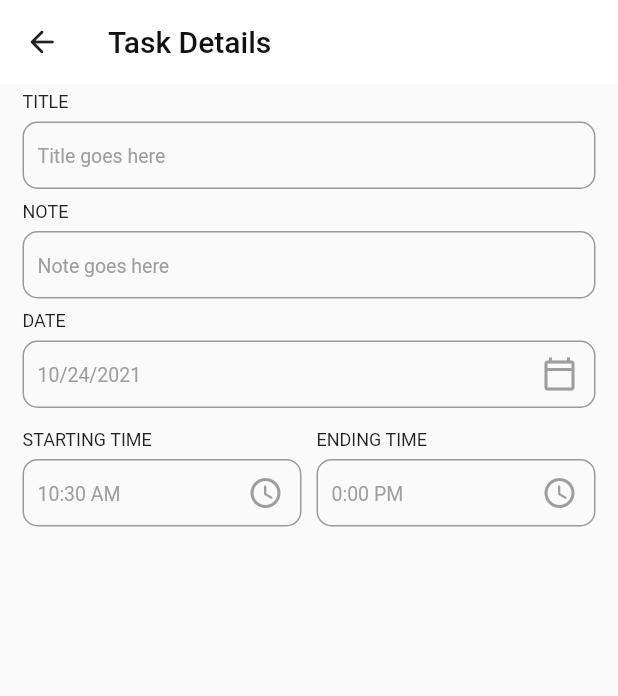
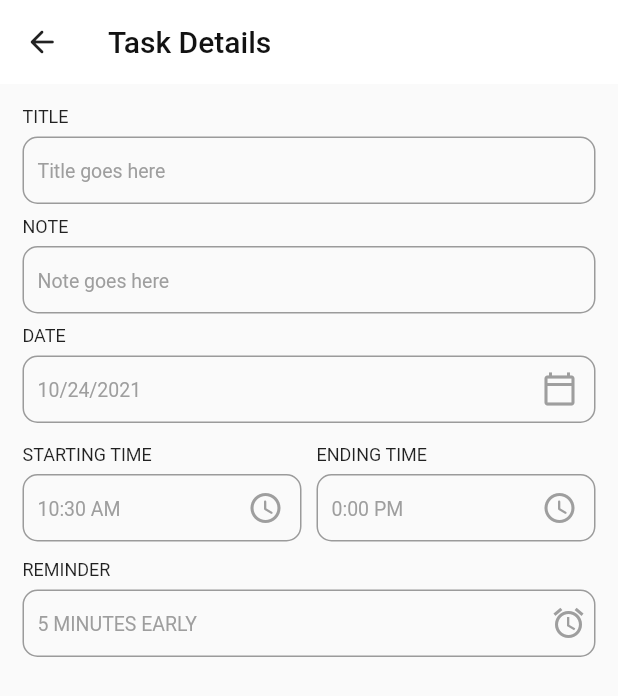
Before and after one commit to yonasalexx/todo_app, a Flutter app: the screen it shows after launch, after a tap on "CREATE", on a phone screen of 412 x 824 dp. Shown: the top 696 px of the screen. Run offline on Flutter 3.47's test engine with Material 2 defaults, Android fonts, the phone set to English and light mode, and no system bars; our stand-ins replace date_picker_timeline, get, get_storage.

Commit message:
build early reminder TextField

```diff
--- a/lib/screens/add_task_screen.dart
+++ b/lib/screens/add_task_screen.dart
@@ -17,29 +17,16 @@ class AddTaskScreen extends StatefulWidget {
 class _AddTaskScreenState extends State<AddTaskScreen> {
   String startingTime = DateFormat('hh:mm a').format(DateTime.now()).toString();
   String endingTime = '0:00 PM';
+
+  List<int> reminderList = [5, 10, 15, 20, 30];
+  int selectedMinute = 5;
   @override
   Widget build(BuildContext context) {
     return Scaffold(
-      appBar: AppBar(
-        backgroundColor: context.theme.backgroundColor,
-        elevation: 0,
-        leading: IconButton(
-          onPressed: () => Get.back(),
-          icon: Icon(
-            Icons.arrow_back_rounded,
-            color: Get.isDarkMode ? AppColor.white : AppColor.black,
-          ),
-        ),
-        title: Text(
-          'Task Details',
-          style: TextStyle(
-            color: Get.isDarkMode ? AppColor.white : AppColor.darkGrey,
-          ),
-        ),
-      ),
+      appBar: _buildAppBar(context),
       body: SingleChildScrollView(
         child: Padding(
-          padding: const EdgeInsets.symmetric(horizontal: 15, vertical: 5),
+          padding: const EdgeInsets.all(15),
           child: Column(
             children: [
               const MyTextField(
@@ -97,8 +84,51 @@ class _AddTaskScreenState extends State<AddTaskScreen> {
                   ),
                 ],
               ),
+              const SizedBox(height: 12),
+              MyTextField(
+                title: 'REMINDER',
+                hintText: '$selectedMinute MINUTES EARLY',
+                child: DropdownButton(
+                  items: reminderList
+                      .map((e) => DropdownMenuItem(
+                            child: Text(e.toString()),
+                            value: e.toString(),
+                          ))
+                      .toList(),
+                  icon: const Icon(
+                    Icons.alarm,
+                    color: Colors.grey,
+                  ),
+                  underline: const SizedBox(),
+                  onChanged: (String? newValue) {
+                    setState(() {
+                      selectedMinute = int.parse(newValue!);
+                    });
+                  },
+                ),
+              )
             ],
           ),
+        ),
+      ),
+    );
+  }
+
+  AppBar _buildAppBar(BuildContext context) {
+    return AppBar(
+      backgroundColor: context.theme.backgroundColor,
+      elevation: 0,
+      leading: IconButton(
+        onPressed: () => Get.back(),
+        icon: Icon(
+          Icons.arrow_back_rounded,
+          color: Get.isDarkMode ? AppColor.white : AppColor.black,
+        ),
+      ),
+      title: Text(
+        'Task Details',
+        style: TextStyle(
+          color: Get.isDarkMode ? AppColor.white : AppColor.darkGrey,
         ),
       ),
     );
```
